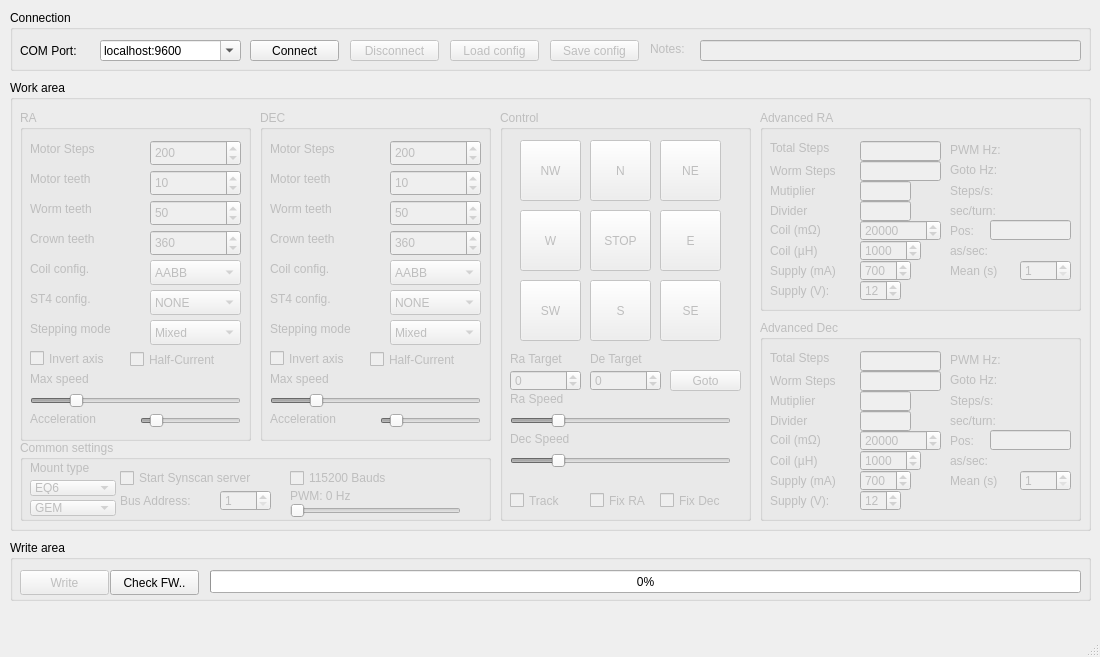
ahp-electronics/gt-configurator, file mainwindow.ui: the form before one commit.
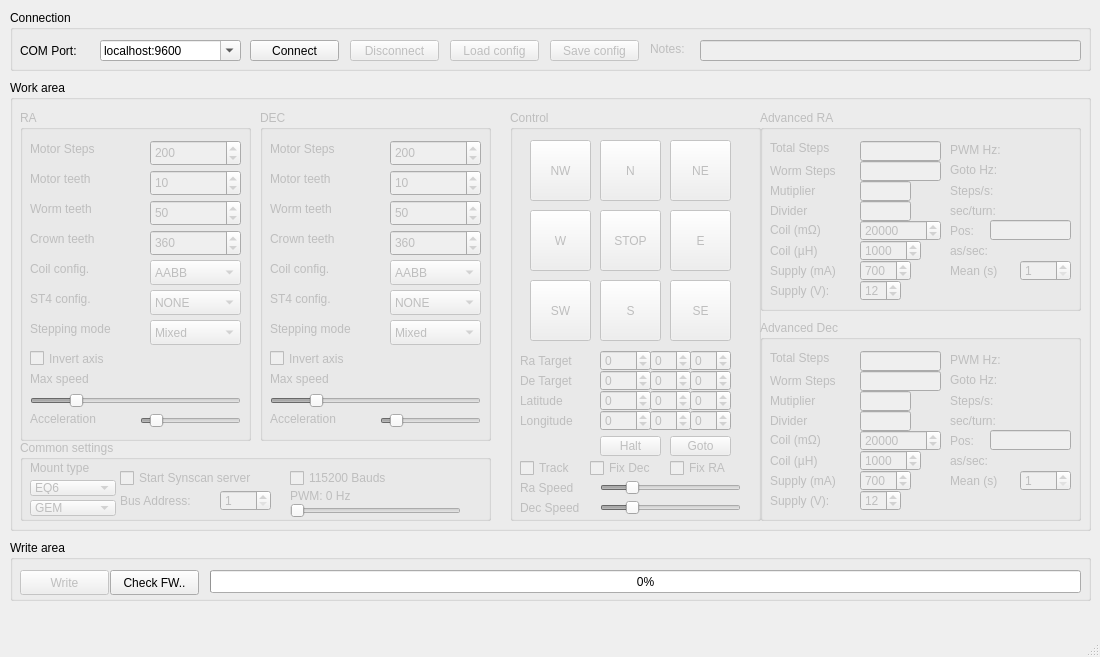
The form after the commit.

Commit message: Always limit current

Patch:
```diff
--- a/mainwindow.ui
+++ b/mainwindow.ui
@@ -38,7 +38,7 @@
      </property>
      <property name="geometry">
       <rect>
-       <x>490</x>
+       <x>500</x>
        <y>30</y>
        <width>251</width>
        <height>411</height>
@@ -115,10 +115,10 @@
      <widget class="QSlider" name="Ra_Speed">
       <property name="geometry">
        <rect>
-        <x>10</x>
-        <y>300</y>
-        <width>221</width>
-        <height>21</height>
+        <x>90</x>
+        <y>370</y>
+        <width>141</width>
+        <height>16</height>
        </rect>
       </property>
       <property name="minimum">
@@ -144,9 +144,9 @@
       <property name="geometry">
        <rect>
         <x>10</x>
-        <y>280</y>
-        <width>221</width>
-        <height>17</height>
+        <y>370</y>
+        <width>81</width>
+        <height>16</height>
        </rect>
       </property>
       <property name="text">
@@ -157,9 +157,9 @@
       <property name="geometry">
        <rect>
         <x>10</x>
-        <y>320</y>
-        <width>221</width>
-        <height>17</height>
+        <y>390</y>
+        <width>81</width>
+        <height>16</height>
        </rect>
       </property>
       <property name="text">
@@ -169,10 +169,10 @@
      <widget class="QSlider" name="Dec_Speed">
       <property name="geometry">
        <rect>
-        <x>10</x>
-        <y>340</y>
-        <width>221</width>
-        <height>21</height>
+        <x>90</x>
+        <y>390</y>
+        <width>141</width>
+        <height>16</height>
        </rect>
       </property>
       <property name="minimum">
@@ -198,9 +198,9 @@
       <property name="geometry">
        <rect>
         <x>10</x>
-        <y>380</y>
+        <y>350</y>
         <width>71</width>
-        <height>21</height>
+        <height>16</height>
        </rect>
       </property>
       <property name="text">
@@ -210,10 +210,10 @@
      <widget class="QPushButton" name="Goto">
       <property name="geometry">
        <rect>
-        <x>170</x>
-        <y>260</y>
-        <width>71</width>
-        <height>21</height>
+        <x>160</x>
+        <y>326</y>
+        <width>61</width>
+        <height>20</height>
        </rect>
       </property>
       <property name="text">
@@ -223,9 +223,9 @@
      <widget class="QSpinBox" name="TargetSteps_0">
       <property name="geometry">
        <rect>
-        <x>10</x>
-        <y>260</y>
-        <width>71</width>
+        <x>90</x>
+        <y>240</y>
+        <width>51</width>
         <height>21</height>
        </rect>
       </property>
@@ -244,7 +244,7 @@
        <rect>
         <x>90</x>
         <y>260</y>
-        <width>71</width>
+        <width>51</width>
         <height>21</height>
        </rect>
       </property>
@@ -264,7 +264,7 @@
         <x>10</x>
         <y>240</y>
         <width>71</width>
-        <height>17</height>
+        <height>21</height>
        </rect>
       </property>
       <property name="text">
@@ -274,10 +274,10 @@
      <widget class="QLabel" name="Ra_Speed_label_3">
       <property name="geometry">
        <rect>
-        <x>90</x>
-        <y>240</y>
+        <x>10</x>
+        <y>260</y>
         <width>71</width>
-        <height>17</height>
+        <height>21</height>
        </rect>
       </property>
       <property name="text">
@@ -287,10 +287,10 @@
      <widget class="QCheckBox" name="TuneRa">
       <property name="geometry">
        <rect>
-        <x>90</x>
-        <y>380</y>
+        <x>160</x>
+        <y>350</y>
         <width>71</width>
-        <height>21</height>
+        <height>16</height>
        </rect>
       </property>
       <property name="text">
@@ -352,16 +352,245 @@
      <widget class="QCheckBox" name="TuneDec">
       <property name="geometry">
        <rect>
-        <x>160</x>
-        <y>380</y>
+        <x>80</x>
+        <y>350</y>
         <width>71</width>
-        <height>21</height>
+        <height>16</height>
        </rect>
       </property>
       <property name="text">
        <string>Fix Dec</string>
       </property>
      </widget>
+     <widget class="QSpinBox" name="Ra_1">
+      <property name="geometry">
+       <rect>
+        <x>140</x>
+        <y>240</y>
+        <width>41</width>
+        <height>21</height>
+       </rect>
+      </property>
+      <property name="minimum">
+       <number>-16777216</number>
+      </property>
+      <property name="maximum">
+       <number>16777216</number>
+      </property>
+      <property name="value">
+       <number>0</number>
+      </property>
+     </widget>
+     <widget class="QSpinBox" name="Ra_2">
+      <property name="geometry">
+       <rect>
+        <x>180</x>
+        <y>240</y>
+        <width>41</width>
+        <height>21</height>
+       </rect>
+      </property>
+      <property name="minimum">
+       <number>-16777216</number>
+      </property>
+      <property name="maximum">
+       <number>16777216</number>
+      </property>
+      <property name="value">
+       <number>0</number>
+      </property>
+     </widget>
+     <widget class="QSpinBox" name="Dec_1">
+      <property name="geometry">
+       <rect>
+        <x>140</x>
+        <y>260</y>
+        <width>41</width>
+        <height>21</height>
+       </rect>
+      </property>
+      <property name="minimum">
+       <number>-16777216</number>
+      </property>
+      <property name="maximum">
+       <number>16777216</number>
+      </property>
+      <property name="value">
+       <number>0</number>
+      </property>
+     </widget>
+     <widget class="QSpinBox" name="Dec_2">
+      <property name="geometry">
+       <rect>
+        <x>180</x>
+        <y>260</y>
+        <width>41</width>
+        <height>21</height>
+       </rect>
+      </property>
+      <property name="minimum">
+       <number>-16777216</number>
+      </property>
+      <property name="maximum">
+       <number>16777216</number>
+      </property>
+      <property name="value">
+       <number>0</number>
+      </property>
+     </widget>
+     <widget class="QPushButton" name="Halt">
+      <property name="geometry">
+       <rect>
+        <x>90</x>
+        <y>326</y>
+        <width>61</width>
+        <height>20</height>
+       </rect>
+      </property>
+      <property name="text">
+       <string>Halt</string>
+      </property>
+     </widget>
+     <widget class="QSpinBox" name="Lat_1">
+      <property name="geometry">
+       <rect>
+        <x>140</x>
+        <y>280</y>
+        <width>41</width>
+        <height>21</height>
+       </rect>
+      </property>
+      <property name="minimum">
+       <number>-16777216</number>
+      </property>
+      <property name="maximum">
+       <number>16777216</number>
+      </property>
+      <property name="value">
+       <number>0</number>
+      </property>
+     </widget>
+     <widget class="QSpinBox" name="Lon_0">
+      <property name="geometry">
+       <rect>
+        <x>90</x>
+        <y>300</y>
+        <width>51</width>
+        <height>21</height>
+       </rect>
+      </property>
+      <property name="minimum">
+       <number>-16777216</number>
+      </property>
+      <property name="maximum">
+       <number>16777216</number>
+      </property>
+      <property name="value">
+       <number>0</number>
+      </property>
+     </widget>
+     <widget class="QSpinBox" name="Lon_2">
+      <property name="geometry">
+       <rect>
+        <x>180</x>
+        <y>300</y>
+        <width>41</width>
+        <height>21</height>
+       </rect>
+      </property>
+      <property name="minimum">
+       <number>-16777216</number>
+      </property>
+      <property name="maximum">
+       <number>16777216</number>
+      </property>
+      <property name="value">
+       <number>0</number>
+      </property>
+     </widget>
+     <widget class="QSpinBox" name="Lat_0">
+      <property name="geometry">
+       <rect>
+        <x>90</x>
+        <y>280</y>
+        <width>51</width>
+        <height>21</height>
+       </rect>
+      </property>
+      <property name="minimum">
+       <number>-16777216</number>
+      </property>
+      <property name="maximum">
+       <number>16777216</number>
+      </property>
+      <property name="value">
+       <number>0</number>
+      </property>
+     </widget>
+     <widget class="QSpinBox" name="Lon_1">
+      <property name="geometry">
+       <rect>
+        <x>140</x>
+        <y>300</y>
+        <width>41</width>
+        <height>21</height>
+       </rect>
+      </property>
+      <property name="minimum">
+       <number>-16777216</number>
+      </property>
+      <property name="maximum">
+       <number>16777216</number>
+      </property>
+      <property name="value">
+       <number>0</number>
+      </property>
+     </widget>
+     <widget class="QSpinBox" name="Lat_2">
+      <property name="geometry">
+       <rect>
+        <x>180</x>
+        <y>280</y>
+        <width>41</width>
+        <height>21</height>
+       </rect>
+      </property>
+      <property name="minimum">
+       <number>-16777216</number>
+      </property>
+      <property name="maximum">
+       <number>16777216</number>
+      </property>
+      <property name="value">
+       <number>0</number>
+      </property>
+     </widget>
+     <widget class="QLabel" name="Ra_Speed_label_4">
+      <property name="geometry">
+       <rect>
+        <x>10</x>
+        <y>280</y>
+        <width>71</width>
+        <height>21</height>
+       </rect>
+      </property>
+      <property name="text">
+       <string>Latitude</string>
+      </property>
+     </widget>
+     <widget class="QLabel" name="Ra_Speed_label_5">
+      <property name="geometry">
+       <rect>
+        <x>10</x>
+        <y>300</y>
+        <width>71</width>
+        <height>21</height>
+       </rect>
+      </property>
+      <property name="text">
+       <string>Longitude</string>
+      </property>
+     </widget>
     </widget>
     <widget class="QGroupBox" name="commonSettings">
      <property name="enabled">
@@ -1677,19 +1906,6 @@
        <string>Stepping mode</string>
       </property>
      </widget>
-     <widget class="QCheckBox" name="Silent_0">
-      <property name="geometry">
-       <rect>
-        <x>110</x>
-        <y>239</y>
-        <width>111</width>
-        <height>21</height>
-       </rect>
-      </property>
-      <property name="text">
-       <string>Half-Current</string>
-      </property>
-     </widget>
     </widget>
     <widget class="QGroupBox" name="DEC">
      <property name="enabled">
@@ -2043,19 +2259,6 @@
        <string>Stepping mode</string>
       </property>
      </widget>
-     <widget class="QCheckBox" name="Silent_1">
-      <property name="geometry">
-       <rect>
-        <x>110</x>
-        <y>239</y>
-        <width>111</width>
-        <height>21</height>
-       </rect>
-      </property>
-      <property name="text">
-       <string>Half-Current</string>
-      </property>
-     </widget>
     </widget>
    </widget>
    <widget class="QGroupBox" name="Connection">
```
Left out of the diff: 4 changed lines with no effect on the pictures. The commit also changes 4 other files.
